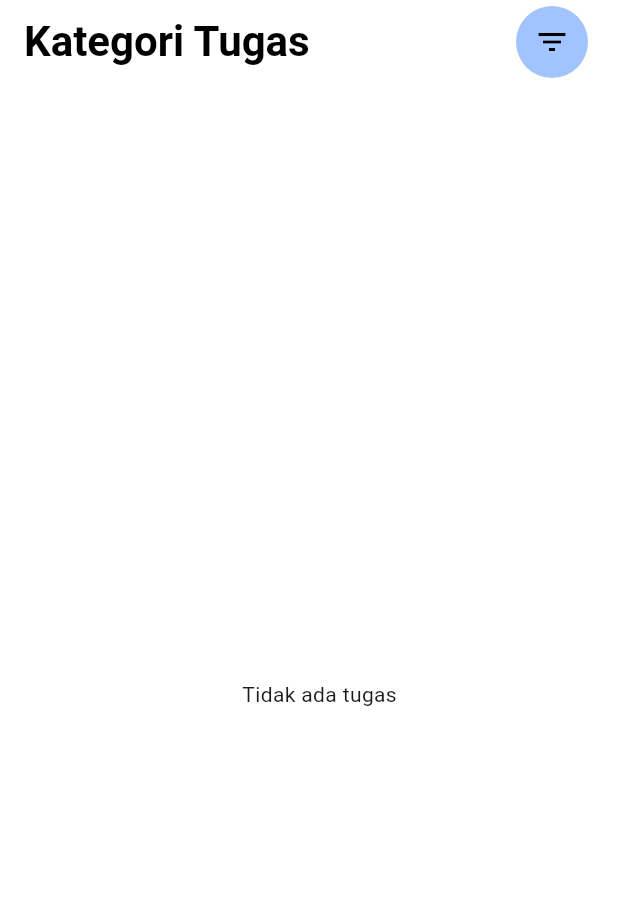
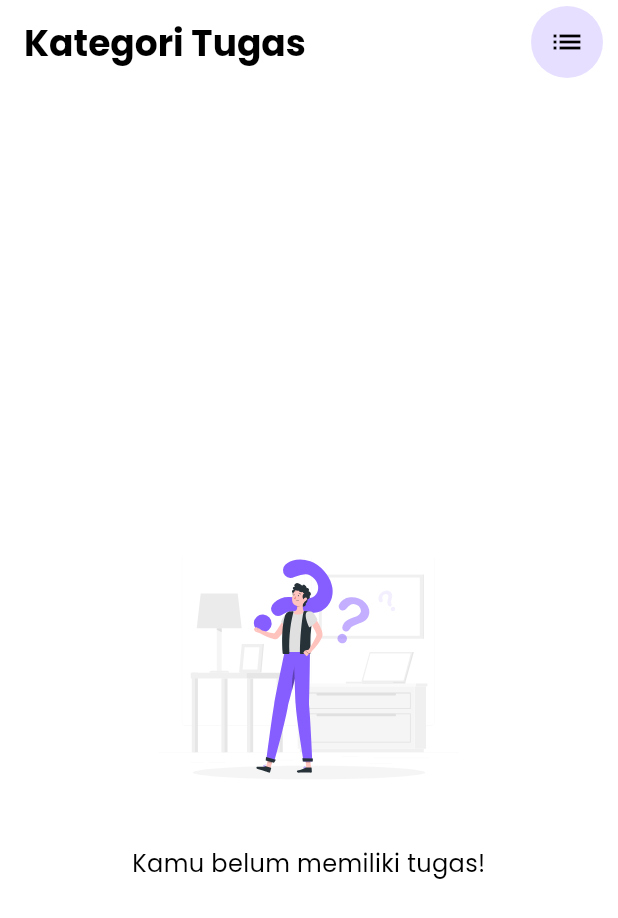
Before and after one commit to Lamakera/lamakera, a Flutter app: the MyCategory screen opened directly, on a phone screen of 412 x 824 dp. Shown: the top 918 px of the screen. Run offline on Flutter 3.47's test engine with Material 3 defaults, Android fonts, the phone set to English and light mode, and no system bars; our stand-ins replace date_picker_timeline, flutter_local_notifications, flutter_staggered_animations, flutter_svg, flutter_timezone, get and 5 more; missing offline and left inert: intro_screen_onboarding_flutter; accounts and stored records are empty.

Commit message:
last update

```diff
--- a/lib/screens/category.dart
+++ b/lib/screens/category.dart
@@ -5,6 +5,7 @@ import '../../models/task.dart';
 import 'package:lamakera/widgets/task_tile.dart';
 import 'package:lamakera/services/db_helper.dart';
 import 'package:get/get.dart';
+import 'package:flutter_svg/flutter_svg.dart'; // Library untuk SVG
 
 class MyCategory extends StatefulWidget {
   const MyCategory({Key? key}) : super(key: key);
@@ -29,38 +30,41 @@ class _MyCategoryState extends State<MyCategory> {
     return Scaffold(
       appBar: AppBar(
         elevation: 0,
-        backgroundColor: Colors.white,
+        // backgroundColor: Get.isDarkMode ? Colors.black : Colors.white,
+        backgroundColor: context.theme.scaffoldBackgroundColor,
         title: Text(
           'Kategori Tugas',
-          style: TextStyle(
-            fontSize: 28,
-            fontWeight: FontWeight.bold,
-            color: Colors.black,
-          ),
+          style: headingStyle,
         ),
         actions: [
           Container(
-            margin: const EdgeInsets.only(right: 20),
+            margin: const EdgeInsets.only(right: 10),
             decoration: BoxDecoration(
-              color: Colors.blueAccent.withOpacity(0.5), // Opacity added
+              color: primaryClr.withOpacity(0.2),
               borderRadius: BorderRadius.circular(40),
             ),
             child: IconButton(
-              icon: const Icon(Icons.filter_list, color: Colors.black),
+              icon: Icon(
+                Icons.list,
+                color: Get.isDarkMode ? Colors.white : Colors.black,
+              ),
               onPressed: () {
                 _showCategoryDialog();
               },
             ),
           ),
         ],
-        iconTheme: const IconThemeData(color: Colors.black),
+        iconTheme: IconThemeData(
+          color: Get.isDarkMode ? Colors.white : Colors.black,
+        ),
       ),
       body: Padding(
         padding: const EdgeInsets.only(
-            top: 30.0, left: 30.0, right: 16.0), // Adding margin to the body
+          top: 40.0,
+        ),
         child: Column(
           children: [
-            SizedBox(height: 16.0), // Adding space between AppBar and content
+            const SizedBox(height: 16.0),
             Expanded(
               child: FutureBuilder<List<Task>>(
                 future: getTasksByCategory(selectedCategory),
@@ -68,9 +72,35 @@ class _MyCategoryState extends State<MyCategory> {
                   if (snapshot.connectionState == ConnectionState.waiting) {
                     return const Center(child: CircularProgressIndicator());
                   } else if (snapshot.hasError) {
-                    return Center(child: Text('Error: \${snapshot.error}'));
+                    return Center(
+                      child: Text(
+                        'Error: ${snapshot.error}',
+                        style: TextStyle(
+                          color: Get.isDarkMode ? Colors.white : Colors.black,
+                        ),
+                      ),
+                    );
                   } else if (!snapshot.hasData || snapshot.data!.isEmpty) {
-                    return const Center(child: Text('Tidak ada tugas'));
+                    return Center(
+                      child: Column(
+                        mainAxisAlignment: MainAxisAlignment.center,
+                        crossAxisAlignment: CrossAxisAlignment.center,
+                        children: [
+                          SvgPicture.asset(
+                            'images/task.svg', // Path SVG baru
+                            height: 200,
+                            width: 200,
+                            semanticsLabel: 'Task Empty',
+                          ),
+                          const SizedBox(height: 16),
+                          Text(
+                            'Kamu belum memiliki tugas!',
+                            style: subTitleStyle,
+                            textAlign: TextAlign.center,
+                          ),
+                        ],
+                      ),
+                    );
                   }
 
                   List<Task> tasks = snapshot.data!;
@@ -96,14 +126,18 @@ class _MyCategoryState extends State<MyCategory> {
       context: context,
       builder: (context) {
         return AlertDialog(
-          title: const Text('Pilih Kategori'),
+          backgroundColor: Get.isDarkMode ? Colors.grey[900] : Colors.white,
+          title: Text(
+            'Pilih Kategori',
+            style: headingStyle,
+          ),
           content: Column(
             mainAxisSize: MainAxisSize.min,
             children: [
               ListTile(
                 title: Text(
                   'Kuliah',
-                  style: titleStyle, // Applying titleStyle
+                  style: subTitleStyle,
                 ),
                 onTap: () {
                   setState(() {
@@ -115,7 +149,7 @@ class _MyCategoryState extends State<MyCategory> {
               ListTile(
                 title: Text(
                   'Kerja',
-                  style: titleStyle, // Applying titleStyle
+                  style: subTitleStyle,
                 ),
                 onTap: () {
                   setState(() {
--- a/lib/widgets/button.dart
+++ b/lib/widgets/button.dart
@@ -14,7 +14,7 @@ class MyButton extends StatelessWidget {
       onTap: onTap,
       child: Container(
         alignment: Alignment.center,
-        width: 100,
+        width: 200,
         height: 45,
         decoration: BoxDecoration(
           borderRadius: BorderRadius.circular(40),
@@ -22,9 +22,7 @@ class MyButton extends StatelessWidget {
         ),
         child: Text(
           label,
-          style: const TextStyle(
-            color: Colors.white,
-          ),
+          style: subTitleStyle2,
           textAlign: TextAlign.center,
         ),
       ),
```
Also changed, not shown: lib/assets/theme.dart (+9 -0 lines), lib/widgets/input_field.dart (+28 -20 lines), lib/widgets/task_tile.dart (+43 -27 lines).
